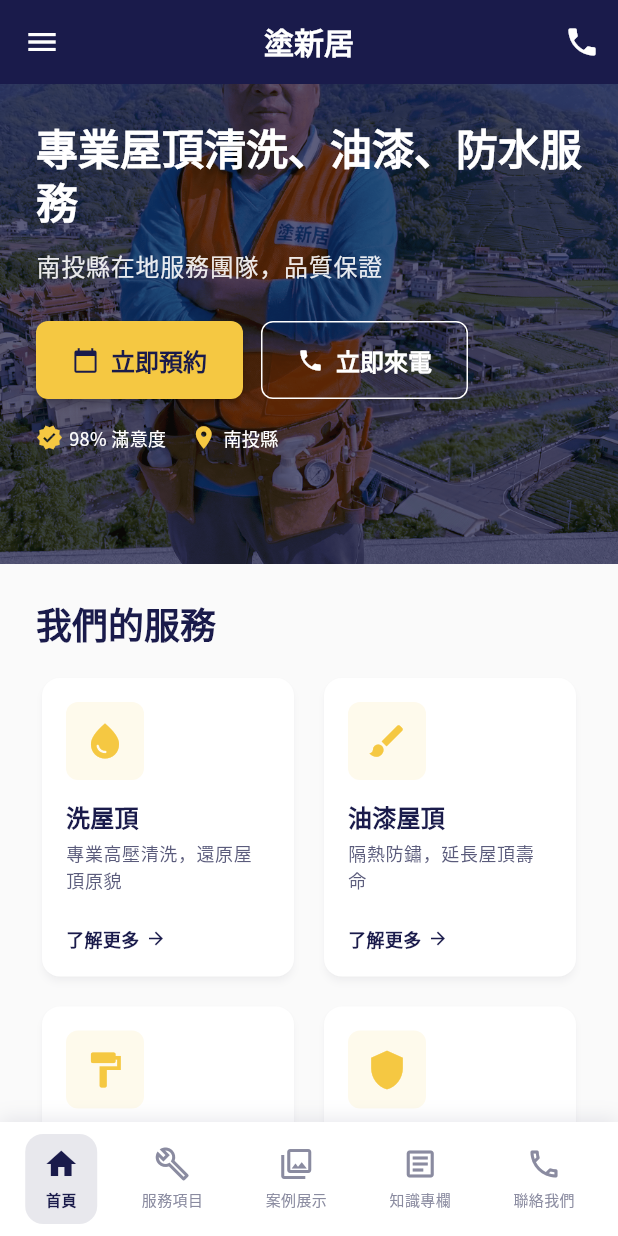
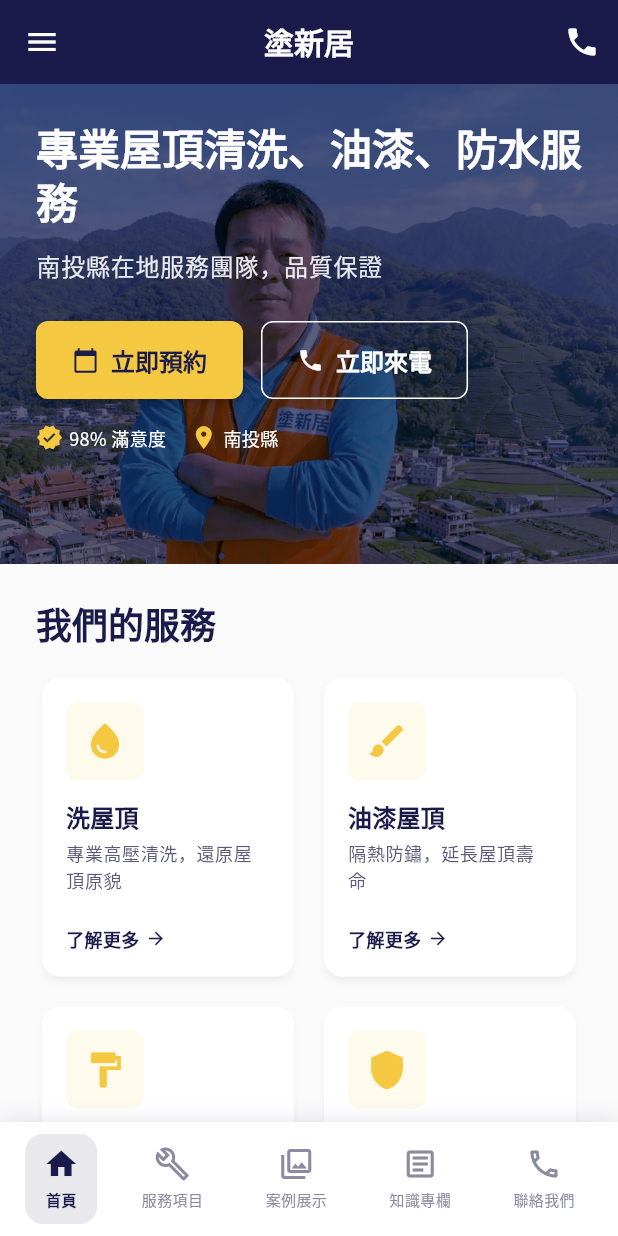
Before and after one commit to firstfu/japan_smoke, a Flutter app: the screen it shows after launch, on a phone screen of 412 x 824 dp. Run offline on Flutter 3.47's test engine with Material 3 defaults, Android fonts, the phone set to English and light mode, and no system bars; our stand-ins replace cached_network_image, equatable, flutter_markdown, flutter_riverpod, go_router, google_fonts and 1 more; Roboto replaces fonts that are missing (Noto Serif Tc).

Commit message:
feat: 調整首頁圖片顯示方式，新增錯誤處理以提升用戶體驗

```diff
--- a/lib/presentation/pages/home/home_page.dart
+++ b/lib/presentation/pages/home/home_page.dart
@@ -76,6 +76,7 @@ class HomePage extends StatelessWidget {
             image: DecorationImage(
               image: const AssetImage('assets/images/hero-image.png'),
               fit: BoxFit.cover,
+              alignment: Alignment.topCenter,
               colorFilter: ColorFilter.mode(
                 AppColors.primary.withValues(alpha: 0.7),
                 BlendMode.darken,
@@ -400,15 +401,20 @@ class HomePage extends StatelessWidget {
         child: Column(
           crossAxisAlignment: CrossAxisAlignment.start,
           children: [
-            // 圖片區域（佔位）
-            Container(
-              height: 120,
-              decoration: BoxDecoration(
-                color: AppColors.secondary,
+            // 圖片區域
+            ClipRRect(
               borderRadius: const BorderRadius.vertical(
                 top: Radius.circular(12),
               ),
-              ),
+              child: Image.asset(
+                item.afterImage,
+                height: 120,
+                width: double.infinity,
+                fit: BoxFit.cover,
+                errorBuilder: (context, error, stackTrace) {
+                  return Container(
+                    height: 120,
+                    color: AppColors.secondary,
                     child: Center(
                       child: Column(
                         mainAxisAlignment: MainAxisAlignment.center,
@@ -428,6 +434,9 @@ class HomePage extends StatelessWidget {
                           ),
                         ],
                       ),
+                    ),
+                  );
+                },
               ),
             ),
             Padding(
```
Lines whose indentation alone changed are shown as unchanged.
